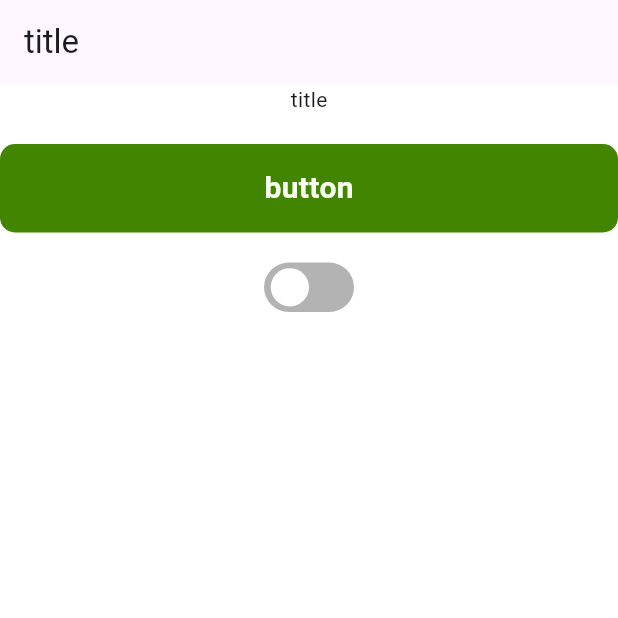
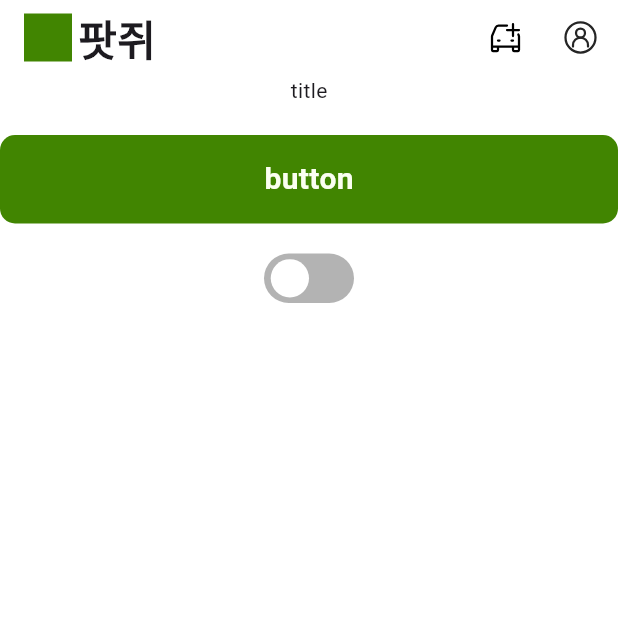
Before and after one commit to gsainfoteam/pot-g-flutter, a Flutter app: the screen it shows after launch, on a phone screen of 412 x 824 dp, the top half of it. Run offline on Flutter 3.47's test engine with Material 3 defaults, Android fonts, the phone set to English and light mode, and no system bars; our stand-ins replace auto_route, dio, flutter_svg; missing offline and left inert: dynamic_fonts; generated files the repository leaves out were written again; Roboto replaces fonts that are missing (Pretendard).

Commit message:
feat: add appbar

```diff
--- /dev/null
+++ b/lib/app/modules/common/presentation/widgets/pot_g_app_bar.dart
@@ -0,0 +1,51 @@
+import 'package:flutter/material.dart';
+import 'package:pot_g/app/values/palette.dart';
+
+class PotGAppBar extends StatelessWidget implements PreferredSizeWidget {
+  const PotGAppBar({super.key, this.actions = const []});
+
+  final List<Widget> actions;
+
+  @override
+  Widget build(BuildContext context) {
+    return Container(
+      color: Palette.white,
+      child: SafeArea(
+        bottom: false,
+        child: SizedBox(
+          height: 50,
+          child: Row(
+            children: [
+              const SizedBox(width: 16),
+              SizedBox(
+                height: 32,
+                child: Row(
+                  children: [
+                    AspectRatio(
+                      aspectRatio: 1,
+                      child: Container(color: Palette.primary),
+                    ),
+                    const SizedBox(width: 4),
+                    Text(
+                      '팟쥐',
+                      style: TextStyle(
+                        fontWeight: FontWeight.w900,
+                        fontSize: 28,
+                        height: 1,
+                      ),
+                    ),
+                  ],
+                ),
+              ),
+              Spacer(),
+              Row(children: actions),
+            ],
+          ),
+        ),
+      ),
+    );
+  }
+
+  @override
+  Size get preferredSize => Size.fromHeight(50);
+}
--- /dev/null
+++ b/lib/app/modules/common/presentation/widgets/pot_g_icon_button.dart
@@ -0,0 +1,30 @@
+import 'package:flutter/material.dart';
+import 'package:flutter/services.dart';
+
+class PotGIconButton extends StatelessWidget {
+  const PotGIconButton({
+    super.key,
+    required this.icon,
+    required this.onPressed,
+    this.size = const Size(24, 24),
+  });
+
+  final Widget icon;
+  final VoidCallback? onPressed;
+  final Size size;
+
+  @override
+  Widget build(BuildContext context) {
+    return GestureDetector(
+      onTap: () {
+        if (onPressed == null) return;
+        HapticFeedback.lightImpact();
+        onPressed!();
+      },
+      child: AspectRatio(
+        aspectRatio: 1,
+        child: Center(child: SizedBox.fromSize(size: size, child: icon)),
+      ),
+    );
+  }
+}
--- a/lib/app/modules/main/presentation/pages/main_page.dart
+++ b/lib/app/modules/main/presentation/pages/main_page.dart
@@ -1,7 +1,10 @@
 import 'package:auto_route/annotations.dart';
 import 'package:flutter/material.dart';
+import 'package:pot_g/app/modules/common/presentation/widgets/pot_g_app_bar.dart';
 import 'package:pot_g/app/modules/common/presentation/widgets/pot_g_button.dart';
+import 'package:pot_g/app/modules/common/presentation/widgets/pot_g_icon_button.dart';
 import 'package:pot_g/app/modules/common/presentation/widgets/pot_g_toggle.dart';
+import 'package:pot_g/gen/assets.gen.dart';
 
 @RoutePage()
 class MainPage extends StatefulWidget {
@@ -16,7 +19,12 @@ class _MainPageState extends State<MainPage> {
   @override
   Widget build(BuildContext context) {
     return Scaffold(
-      appBar: AppBar(title: Text('title')),
+      appBar: PotGAppBar(
+        actions: [
+          PotGIconButton(icon: Assets.icons.addPot.svg(), onPressed: () {}),
+          PotGIconButton(icon: Assets.icons.userCircle.svg(), onPressed: () {}),
+        ],
+      ),
       body: Column(
         children: [
           Text('title'),
--- a/pubspec.yaml
+++ b/pubspec.yaml
@@ -45,3 +45,9 @@ dev_dependencies:
 
 flutter:
   uses-material-design: true
+  assets:
+    - assets/icons/
+
+flutter_gen:
+  integrations:
+    flutter_svg: true
```
Also changed, not shown: assets/icons/add_pot.svg (added), assets/icons/user_circle.svg (added).
